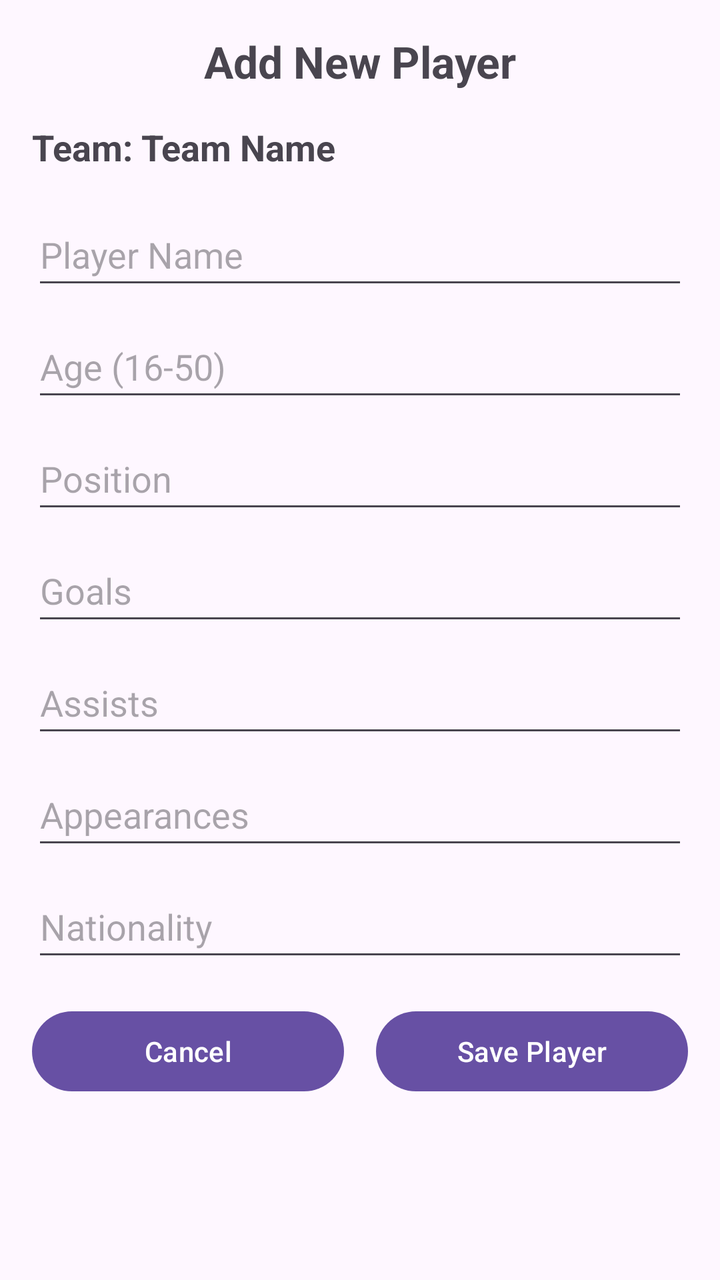
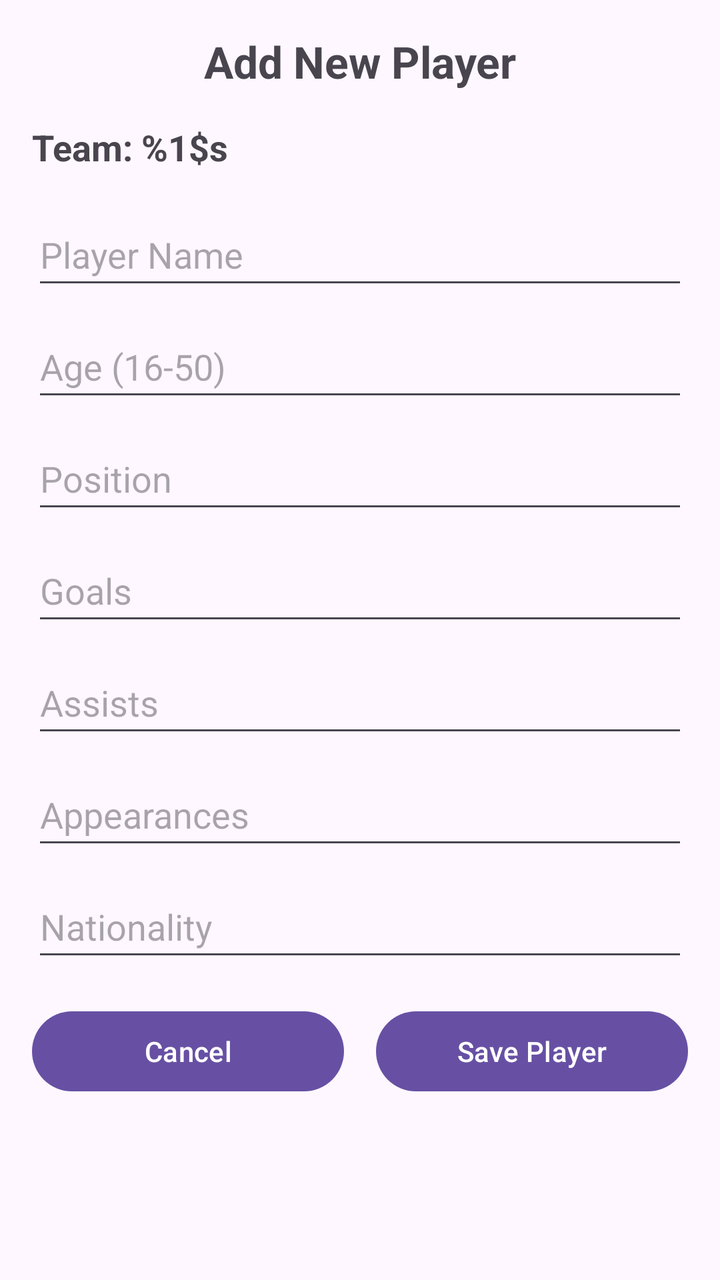

Before-and-after screenshots of an Android layout around one commit, followed by the original layout XML and the change that was made.
<!-- AndroidManifest.xml: application theme Theme.HelloWorldRetroClient -->
<!-- res/layout/create_player_form.xml -->
<?xml version="1.0" encoding="utf-8"?>
<ScrollView xmlns:android="http://schemas.android.com/apk/res/android"
    android:layout_width="match_parent"
    android:layout_height="match_parent">

    <LinearLayout
        android:layout_width="match_parent"
        android:layout_height="wrap_content"
        android:orientation="vertical"
        android:padding="16dp">

        <TextView
            android:layout_width="match_parent"
            android:layout_height="wrap_content"
            android:text="Add New Player"
            android:textSize="22sp"
            android:textStyle="bold"
            android:gravity="center"
            android:layout_marginBottom="16dp" />

        <TextView
            android:id="@+id/playerTeamName"
            android:layout_width="match_parent"
            android:layout_height="wrap_content"
            android:text="Team: Team Name"
            android:textSize="18sp"
            android:textStyle="bold"
            android:layout_marginBottom="16dp" />

        <EditText
            android:id="@+id/playerNameInput"
            android:layout_width="match_parent"
            android:layout_height="wrap_content"
            android:hint="Player Name"
            android:inputType="text"
            android:minHeight="48dp"
            android:layout_marginBottom="8dp" />

        <EditText
            android:id="@+id/playerAgeInput"
            android:layout_width="match_parent"
            android:layout_height="wrap_content"
            android:hint="Age (16-50)"
            android:inputType="number"
            android:minHeight="48dp"
            android:layout_marginBottom="8dp" />

        <EditText
            android:id="@+id/playerPositionInput"
            android:layout_width="match_parent"
            android:layout_height="wrap_content"
            android:hint="Position"
            android:inputType="text"
            android:minHeight="48dp"
            android:layout_marginBottom="8dp" />

        <EditText
            android:id="@+id/playerGoalsInput"
            android:layout_width="match_parent"
            android:layout_height="wrap_content"
            android:hint="Goals"
            android:inputType="number"
            android:minHeight="48dp"
            android:layout_marginBottom="8dp" />

        <EditText
            android:id="@+id/playerAssistsInput"
            android:layout_width="match_parent"
            android:layout_height="wrap_content"
            android:hint="Assists"
            android:inputType="number"
            android:minHeight="48dp"
            android:layout_marginBottom="8dp" />

        <EditText
            android:id="@+id/playerAppearancesInput"
            android:layout_width="match_parent"
            android:layout_height="wrap_content"
            android:hint="Appearances"
            android:inputType="number"
            android:minHeight="48dp"
            android:layout_marginBottom="8dp" />

        <EditText
            android:id="@+id/playerNationalityInput"
            android:layout_width="match_parent"
            android:layout_height="wrap_content"
            android:hint="Nationality"
            android:inputType="text"
            android:minHeight="48dp"
            android:layout_marginBottom="16dp" />

        <LinearLayout
            android:layout_width="match_parent"
            android:layout_height="wrap_content"
            android:orientation="horizontal">

            <Button
                android:id="@+id/cancelPlayerButton"
                android:layout_width="0dp"
                android:layout_height="wrap_content"
                android:layout_weight="1"
                android:text="Cancel"
                android:layout_marginEnd="8dp" />

            <Button
                android:id="@+id/savePlayerButton"
                android:layout_width="0dp"
                android:layout_height="wrap_content"
                android:layout_weight="1"
                android:text="Save Player"
                android:layout_marginStart="8dp" />
        </LinearLayout>
    </LinearLayout>
</ScrollView>
<!-- resources referenced by this layout -->
<resources>
  <style name="Theme.HelloWorldRetroClient" parent="Base.Theme.HelloWorldRetroClient" />
  <style name="Base.Theme.HelloWorldRetroClient" parent="Theme.Material3.DayNight.NoActionBar">
          
          
      </style>
</resources>

<!-- the commit's change to res/layout/create_player_form.xml (unified diff, before → after) -->
@@ -12,7 +12,7 @@
         <TextView
             android:layout_width="match_parent"
             android:layout_height="wrap_content"
-            android:text="Add New Player"
+            android:text="@string/add_new_player"
             android:textSize="22sp"
             android:textStyle="bold"
             android:gravity="center"
@@ -22,7 +22,7 @@
             android:id="@+id/playerTeamName"
             android:layout_width="match_parent"
             android:layout_height="wrap_content"
-            android:text="Team: Team Name"
+            android:text="@string/player_team_name"
             android:textSize="18sp"
             android:textStyle="bold"
             android:layout_marginBottom="16dp" />
@@ -31,7 +31,7 @@
             android:id="@+id/playerNameInput"
             android:layout_width="match_parent"
             android:layout_height="wrap_content"
-            android:hint="Player Name"
+            android:hint="@string/player_name"
             android:inputType="text"
             android:minHeight="48dp"
             android:layout_marginBottom="8dp" />
@@ -40,7 +40,7 @@
             android:id="@+id/playerAgeInput"
             android:layout_width="match_parent"
             android:layout_height="wrap_content"
-            android:hint="Age (16-50)"
+            android:hint="@string/player_age"
             android:inputType="number"
             android:minHeight="48dp"
             android:layout_marginBottom="8dp" />
@@ -49,7 +49,7 @@
             android:id="@+id/playerPositionInput"
             android:layout_width="match_parent"
             android:layout_height="wrap_content"
-            android:hint="Position"
+            android:hint="@string/player_position"
             android:inputType="text"
             android:minHeight="48dp"
             android:layout_marginBottom="8dp" />
@@ -58,7 +58,7 @@
             android:id="@+id/playerGoalsInput"
             android:layout_width="match_parent"
             android:layout_height="wrap_content"
-            android:hint="Goals"
+            android:hint="@string/player_goals"
             android:inputType="number"
             android:minHeight="48dp"
             android:layout_marginBottom="8dp" />
@@ -67,7 +67,7 @@
             android:id="@+id/playerAssistsInput"
             android:layout_width="match_parent"
             android:layout_height="wrap_content"
-            android:hint="Assists"
+            android:hint="@string/player_assists"
             android:inputType="number"
             android:minHeight="48dp"
             android:layout_marginBottom="8dp" />
@@ -76,7 +76,7 @@
             android:id="@+id/playerAppearancesInput"
             android:layout_width="match_parent"
             android:layout_height="wrap_content"
-            android:hint="Appearances"
+            android:hint="@string/player_appearances"
             android:inputType="number"
             android:minHeight="48dp"
             android:layout_marginBottom="8dp" />
@@ -85,7 +85,7 @@
             android:id="@+id/playerNationalityInput"
             android:layout_width="match_parent"
             android:layout_height="wrap_content"
-            android:hint="Nationality"
+            android:hint="@string/player_nationality"
             android:inputType="text"
             android:minHeight="48dp"
             android:layout_marginBottom="16dp" />
@@ -100,7 +100,7 @@
                 android:layout_width="0dp"
                 android:layout_height="wrap_content"
                 android:layout_weight="1"
-                android:text="Cancel"
+                android:text="@string/cancel"
                 android:layout_marginEnd="8dp" />
 
             <Button
@@ -108,7 +108,7 @@
                 android:layout_width="0dp"
                 android:layout_height="wrap_content"
                 android:layout_weight="1"
-                android:text="Save Player"
+                android:text="@string/save_player"
                 android:layout_marginStart="8dp" />
         </LinearLayout>
     </LinearLayout>
<!-- resource entries referenced after the edit -->
@@ -1,5 +1,16 @@
 <!-- resources referenced by this layout -->
 <resources>
+  <string name="add_new_player">Add New Player</string>
+  <string name="cancel">Cancel</string>
+  <string name="player_age">Age (16-50)</string>
+  <string name="player_appearances">Appearances</string>
+  <string name="player_assists">Assists</string>
+  <string name="player_goals">Goals</string>
+  <string name="player_name">Player Name</string>
+  <string name="player_nationality">Nationality</string>
+  <string name="player_position">Position</string>
+  <string name="player_team_name">Team: %1$s</string>
+  <string name="save_player">Save Player</string>
   <style name="Theme.HelloWorldRetroClient" parent="Base.Theme.HelloWorldRetroClient" />
   <style name="Base.Theme.HelloWorldRetroClient" parent="Theme.Material3.DayNight.NoActionBar">
           
